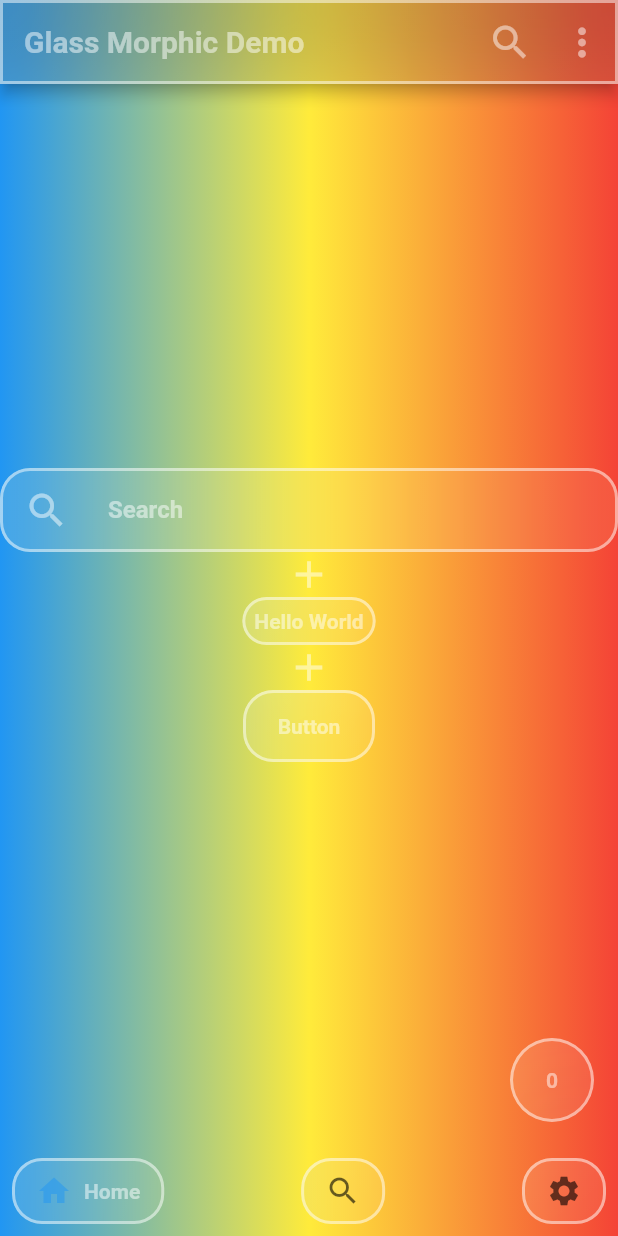
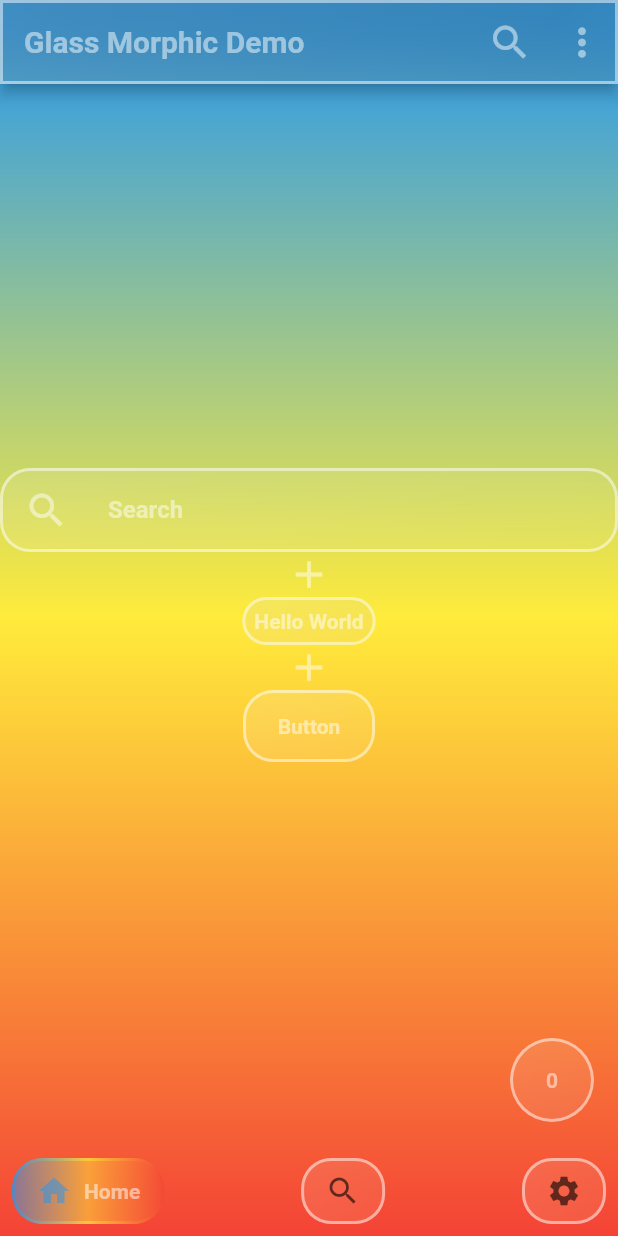
Before and after one commit to yama-yeah/glassmorphism_widgets, a Flutter app: the screen it shows after launch, on a phone screen of 412 x 824 dp. Run offline on Flutter 3.47's test engine with Material 2 defaults, Android fonts, the phone set to English and light mode, and no system bars.

Commit message:
fix:bottom item gradients bug

```diff
--- a/example/lib/main.dart
+++ b/example/lib/main.dart
@@ -48,7 +48,7 @@ class _MainPageState extends State<MainPage> {
                 Colors.blue,
                 Colors.yellow,
                 Colors.red,
-              ]),
+              ], begin: Alignment.topCenter, end: Alignment.bottomCenter),
             ),
           ),
         ),
@@ -123,6 +123,13 @@ class _MainPageState extends State<MainPage> {
               GlassBottomBarItem(
                 icon: Icon(Icons.home),
                 title: GlassText("Home"),
+                selectedGradient: LinearGradient(
+                  colors: [
+                    Colors.blue.withOpacity(0.5),
+                    Colors.yellow.withOpacity(0.5),
+                    Colors.red.withOpacity(0.5),
+                  ],
+                ),
               ),
               GlassBottomBarItem(
                 icon: Icon(Icons.search),
--- a/lib/src/glass_bttom_bar.dart
+++ b/lib/src/glass_bttom_bar.dart
@@ -82,8 +82,14 @@ class GlassBottomBar extends StatelessWidget {
 
                 return GlassContainer(
                   linearGradient: LinearGradient.lerp(
-                      _selectedGradient, _unselectedGradient, t),
+                      _unselectedGradient, _selectedGradient, t),
                   alignment: Alignment.bottomLeft,
+                  radius: item.radius,
+                  border: item.border,
+                  blur: item.blur,
+                  borderRadius: item.borderRadius,
+                  borderGradient: LinearGradient.lerp(
+                      _unselectedGradient, _selectedGradient, t),
                   child: Material(
                     /*color: Color.lerp(
                           _selectedColor.withOpacity(0.0),
@@ -173,6 +179,13 @@ class GlassBottomBar extends StatelessWidget {
 
 /// A tab to display in a [GlassBottomBar]
 class GlassBottomBarItem {
+  final double? radius;
+  final double? border;
+  final double? blur;
+  final LinearGradient? selectedBorderGradient;
+  final LinearGradient? unselectedBorderGradient;
+  final BorderRadius? borderRadius;
+
   /// An icon to display.
   final Widget icon;
 
@@ -205,6 +218,12 @@ class GlassBottomBarItem {
     this.unselectedGradient,
     this.selectedIconColorOpacity = 0.5,
     this.unselectedIconColorOpacity = 0.6,
+    this.radius,
+    this.border,
+    this.blur,
+    this.selectedBorderGradient,
+    this.unselectedBorderGradient,
+    this.borderRadius,
     this.activeIcon,
   });
 }
```
Also changed, not shown: 1 other file.
